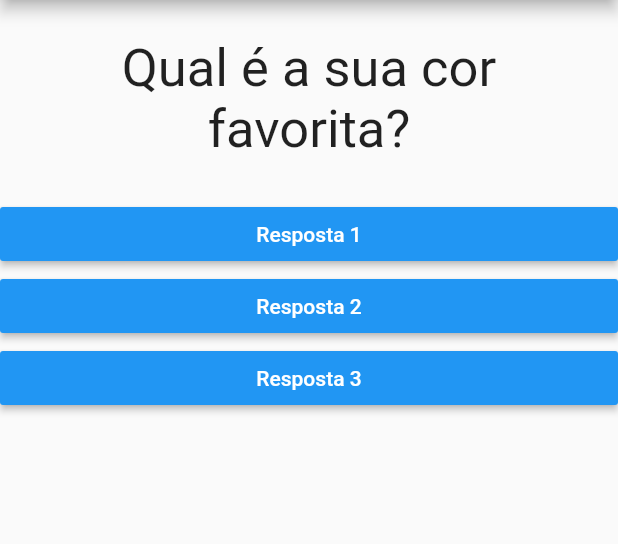
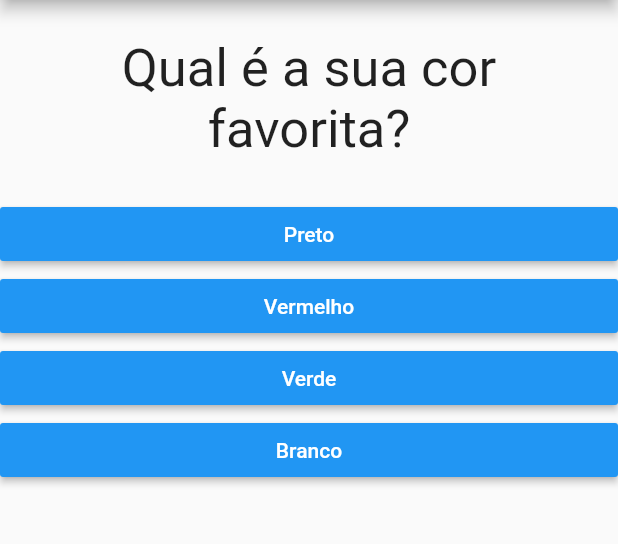
Before and after one commit to Willjp04/Projeto-Flutter, a Flutter app: the screen it shows after launch, on a phone screen of 412 x 824 dp, the part 84-628 px from its top. Run offline on Flutter 3.47's test engine with Material 2 defaults, Android fonts, the phone set to English and light mode, and no system bars.

Commit message:
Alteração nas declarações

```diff
--- a/projeto_perguntas/lib/main.dart
+++ b/projeto_perguntas/lib/main.dart
@@ -32,6 +32,11 @@ class _PerguntaAppState extends State<PerguntaApp> {
         'respostas': ['Maria', 'João', 'Léo ', 'Pedro'],
       }
     ];
+
+    List<String> respostas = perguntas[_perguntaSelecionada]['respostas'];
+    List<Widget> widgets =
+        respostas.map((t) => Resposta(t, _responder)).toList();
+
     return MaterialApp(
       home: Scaffold(
         appBar: AppBar(
@@ -40,9 +45,7 @@ class _PerguntaAppState extends State<PerguntaApp> {
         body: Column(
           children: <Widget>[
             Questao(perguntas[_perguntaSelecionada]['texto']),
-            Resposta('Resposta 1', _responder),
-            Resposta('Resposta 2', _responder),
-            Resposta('Resposta 3', _responder),
+            ...widgets,
           ],
         ),
       ),
```
